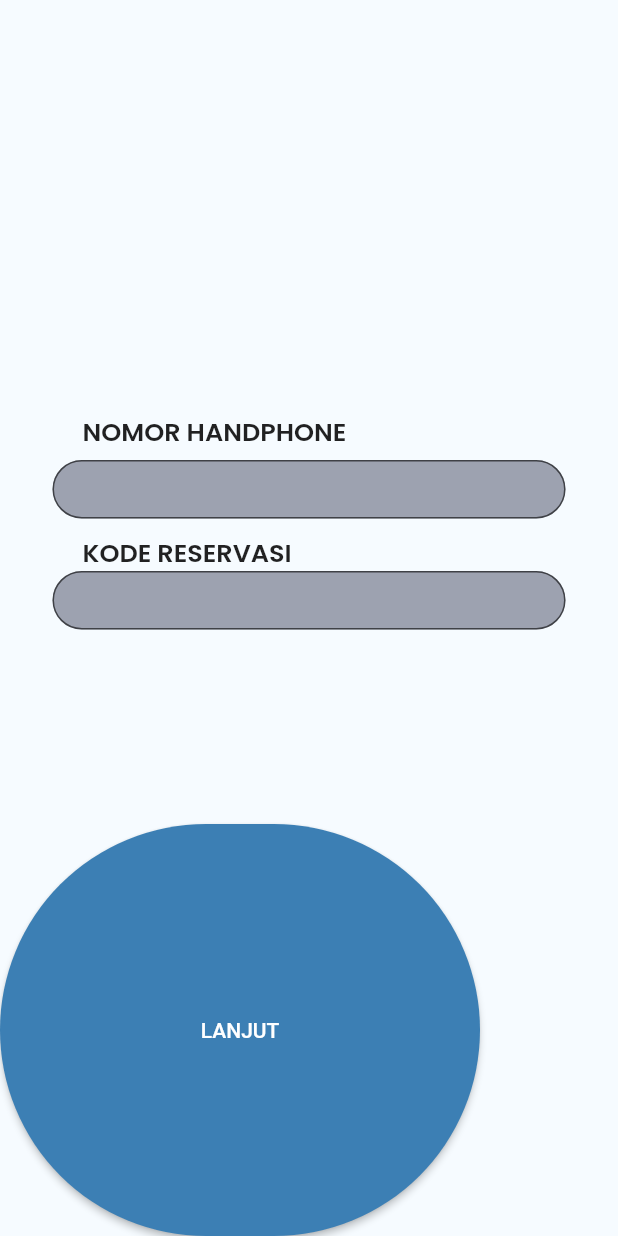
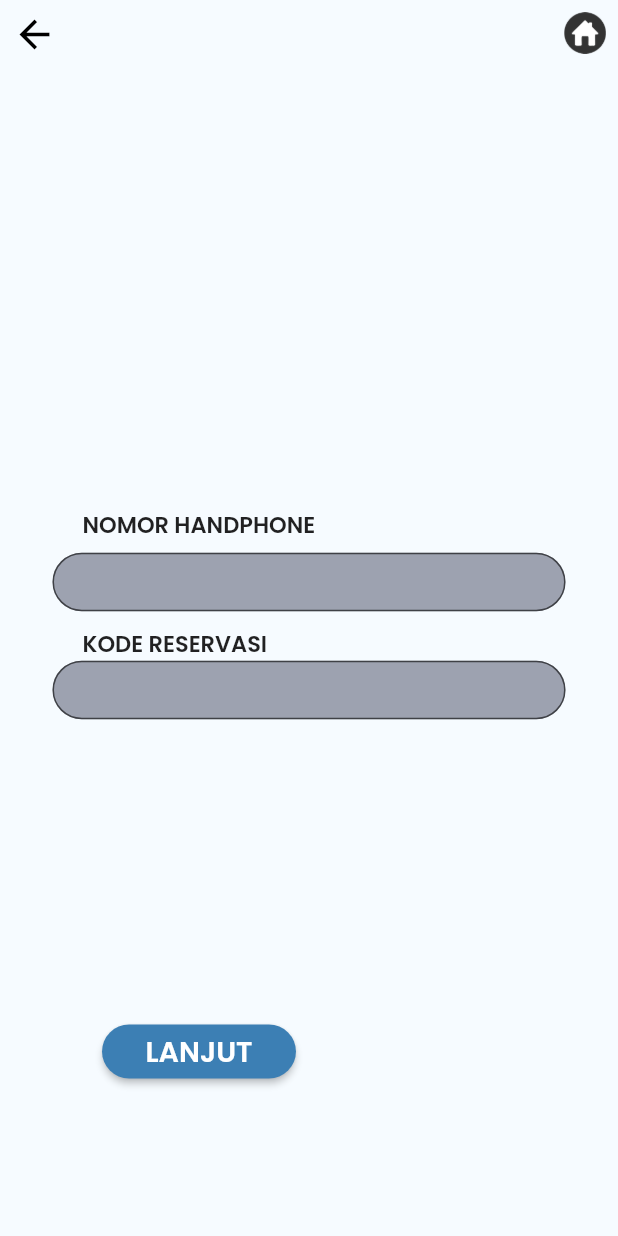
Before and after one commit to ilhmdhn/self_service, a Flutter app: the ReservationInputPage screen opened by its route, on a phone screen of 412 x 824 dp. Run offline on Flutter 3.47's test engine with Material 2 defaults, Android fonts, the phone set to English and light mode, and no system bars; our stand-ins replace auto_size_text, cached_network_image, carousel_slider, flutter_bloc, flutter_svg, flutter_widget_from_html_core and 4 more; accounts and stored records are empty.

Commit message:
finish input reservasi manual

```diff
--- a/lib/page/reservation_code_page/reservation_input_page.dart
+++ b/lib/page/reservation_code_page/reservation_input_page.dart
@@ -1,28 +1,94 @@
-import 'package:flutter/widgets.dart';
 import 'package:flutter/material.dart';
 import 'package:flutter/services.dart';
-import 'package:flutter_bloc/flutter_bloc.dart';
 import 'package:google_fonts/google_fonts.dart';
-import 'package:self_service/bloc/universal_bloc.dart';
 import 'package:self_service/page/style/button_style.dart';
 import 'package:self_service/page/style/color_style.dart';
+import 'package:self_service/page/splash_page/splash_screen.dart';
 
-class ReservationInputPage extends StatelessWidget {
+class ReservationInputPage extends StatefulWidget {
   const ReservationInputPage({super.key});
   static const nameRoute = '/reservation-input-page';
 
   @override
+  State<ReservationInputPage> createState() => _ReservationInputPageState();
+}
+
+class _ReservationInputPageState extends State<ReservationInputPage> {
+  @override
   Widget build(BuildContext context) {
-    final InputCubit noHpCubit = InputCubit();
-    final InputCubit reservationCodeCubit = InputCubit();
-    return Scaffold(
+    return WillPopScope(
+      onWillPop: () async {
+        SystemChrome.setEnabledSystemUIMode(SystemUiMode.immersiveSticky);
+        Navigator.pop(context);
+        return false;
+      },
+      child: Scaffold(
+        resizeToAvoidBottomInset: false,
         body: Container(
           decoration: BoxDecoration(color: CustomColorStyle.lightBlue()),
           child: Column(
             mainAxisAlignment: MainAxisAlignment.spaceBetween,
             crossAxisAlignment: CrossAxisAlignment.start,
             children: [
-            const Expanded(flex: 1, child: Row()),
+              Expanded(
+                flex: 1,
+                child: Row(
+                  crossAxisAlignment: CrossAxisAlignment.start,
+                  mainAxisAlignment: MainAxisAlignment.spaceBetween,
+                  children: [
+                    SizedBox(
+                      width: 35,
+                      height: 35,
+                      child: IconButton(
+                        onPressed: () {
+                          Navigator.pop(context);
+                        },
+                        icon: const Icon(Icons.arrow_back),
+                        iconSize: 30,
+                        color: Colors.black,
+                      ),
+                    ),
+                    SizedBox(
+                      width: 44,
+                      height: 44,
+                      child: IconButton(
+                        onPressed: () {
+                          showDialog(
+                              context: context,
+                              builder: (BuildContext context) {
+                                return AlertDialog(
+                                  title: const Center(
+                                      child: Text('Batalkan Transaksi?')),
+                                  actions: [
+                                    Row(
+                                      mainAxisAlignment:
+                                          MainAxisAlignment.spaceAround,
+                                      children: [
+                                        ElevatedButton(
+                                            onPressed: () {
+                                              Navigator.of(context).pop();
+                                            },
+                                            child: const Text('Tidak')),
+                                        ElevatedButton(
+                                            onPressed: () {
+                                              Navigator.pushNamedAndRemoveUntil(
+                                                  context,
+                                                  SplashPage.nameRoute,
+                                                  (route) => false);
+                                            },
+                                            child: const Text('Iya'))
+                                      ],
+                                    ),
+                                  ],
+                                );
+                              });
+                        },
+                        icon: Image.asset('assets/icon/home.png'),
+                      ),
+                    )
+                  ],
+                ),
+              ),
               Expanded(
                 flex: 1,
                 child: Padding(
@@ -35,7 +101,7 @@ class ReservationInputPage extends StatelessWidget {
                         child: Text(
                           'NOMOR HANDPHONE',
                           style: GoogleFonts.poppins(
-                            fontWeight: FontWeight.w600, fontSize: 17),
+                              fontWeight: FontWeight.w600, fontSize: 15),
                         ),
                       ),
                       const SizedBox(
@@ -44,15 +110,15 @@ class ReservationInputPage extends StatelessWidget {
                       SizedBox(
                         height: 39,
                         child: TextField(
-                        style:
-                            const TextStyle(fontSize: 15, color: Colors.white),
+                          style: const TextStyle(
+                              fontSize: 15, color: Colors.white),
                           decoration: InputDecoration(
                             filled: true,
                             fillColor: CustomColorStyle
                                 .darkGrey(), // Latar belakang abu-abu
                             border: OutlineInputBorder(
-                            borderRadius:
-                                BorderRadius.circular(20.0), // Sudut melengkung
+                              borderRadius: BorderRadius.circular(
+                                  20.0), // Sudut melengkung
                               borderSide: const BorderSide(
                                 color: Colors.red, // Warna garis tepi
                                 width: 0.4, // Ketebalan garis tepi
@@ -69,21 +135,25 @@ class ReservationInputPage extends StatelessWidget {
                         child: Text(
                           'KODE RESERVASI',
                           style: GoogleFonts.poppins(
-                            fontWeight: FontWeight.w600, fontSize: 17),
+                              fontWeight: FontWeight.w600, fontSize: 15),
                         ),
                       ),
                       SizedBox(
                         height: 39,
                         child: TextField(
-                        style:
-                            const TextStyle(fontSize: 15, color: Colors.white),
+                          onTap: () {
+                            SystemChrome.setEnabledSystemUIMode(
+                                SystemUiMode.immersiveSticky);
+                          },
+                          style: const TextStyle(
+                              fontSize: 15, color: Colors.white),
                           decoration: InputDecoration(
                             filled: true,
                             fillColor: CustomColorStyle
                                 .darkGrey(), // Latar belakang abu-abu
                             border: OutlineInputBorder(
-                            borderRadius:
-                                BorderRadius.circular(20.0), // Sudut melengkung
+                              borderRadius: BorderRadius.circular(
+                                  20.0), // Sudut melengkung
                               borderSide: const BorderSide(
                                 color: Colors.red, // Warna garis tepi
                                 width: 0.4, // Ketebalan garis tepi
@@ -96,18 +166,20 @@ class ReservationInputPage extends StatelessWidget {
                   ),
                 ),
               ),
-            Expanded(
-              flex: 1,
-              child: SizedBox(
-                height: 10,
-                width: 320,
-                child: Container(
-                  height: 10,
-                  width: 320,
+              Padding(
+                padding: const EdgeInsets.only(left: 68, bottom: 99),
                 child: ElevatedButton(
-                    onPressed: () {},
+                  onPressed: () {
+                    SystemChrome.setEnabledSystemUIMode(
+                        SystemUiMode.immersiveSticky);
+                  },
                   style: CustomButtonStyle.styleDarkBlueButton(),
-                    child: const Text('LANJUT'),
+                  child: Padding(
+                    padding: const EdgeInsets.symmetric(horizontal: 13),
+                    child: Text(
+                      'LANJUT',
+                      style: GoogleFonts.poppins(
+                          fontWeight: FontWeight.w600, fontSize: 19),
                     ),
                   ),
                 ),
@@ -115,6 +187,7 @@ class ReservationInputPage extends StatelessWidget {
             ],
           ),
         ),
+      ),
     );
   }
 }
```
Lines whose indentation alone changed are shown as unchanged.
